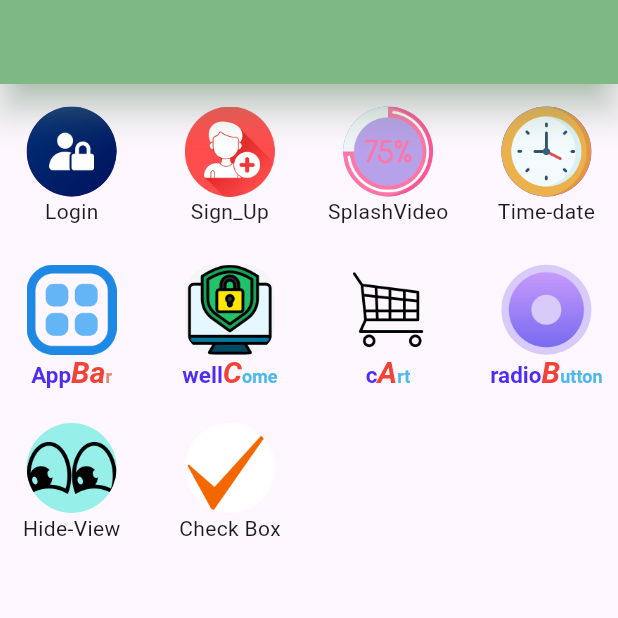
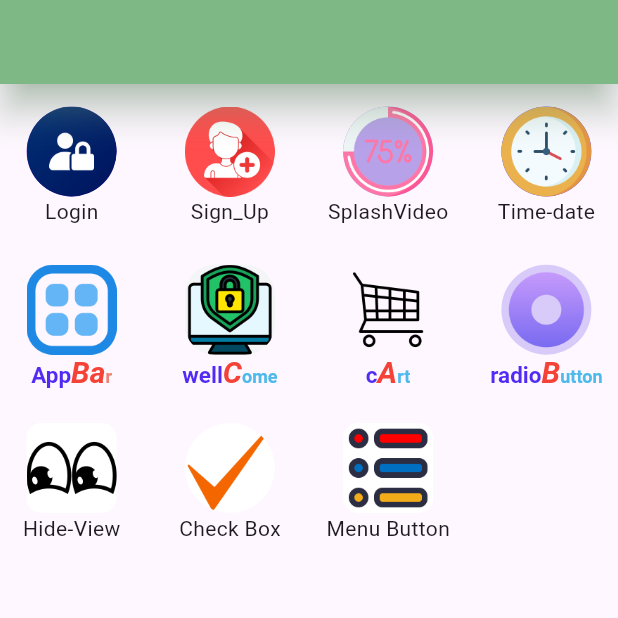
Before and after one commit to ALIRaza726/sketch, a Flutter app: the screen it shows after launch, on a phone screen of 412 x 824 dp, the top half of it. Run offline on Flutter 3.47's test engine with Material 3 defaults, Android fonts, the phone set to English and light mode, and no system bars; our stand-ins replace flutter_screenutil, google_fonts, video_player; missing offline and left inert: bottom_picker.

Commit message:
menu button

```diff
--- a/lib/screen/home_page.dart
+++ b/lib/screen/home_page.dart
@@ -8,6 +8,7 @@ import 'package:sketch/screen/check_box.dart';
 import 'package:sketch/screen/date_time.dart';
 import 'package:sketch/screen/hide_view.dart';
 import 'package:sketch/screen/login.dart';
+import 'package:sketch/screen/menu_buton.dart';
 import 'package:sketch/screen/radio_button.dart';
 import 'package:sketch/screen/sign_up.dart';
 import 'package:sketch/screen/splashSc_progres.dart';
@@ -359,8 +360,8 @@ class _home_pageState extends State<home_page> {
                                fit: BoxFit.cover,
                                image: AssetImage("assets/images/hide_view.png"),
                              ),
-                             color: Color.fromARGB(255, 150, 239, 233),
-                             borderRadius: BorderRadius.circular(30)),
+                             color: Color.fromARGB(255, 255, 255, 255),
+                             borderRadius: BorderRadius.circular(10)),
                        ),
                      ),
                      const Text('Hide-View')
@@ -388,7 +389,29 @@ class _home_pageState extends State<home_page> {
                      ),
                      const Text('Check Box')
                    ]),
+                   Column(children: [
 
+                     GestureDetector(
+                       onTap: () {
+                         Navigator.push(
+                             context,
+                             MaterialPageRoute(
+                                 builder: (context) => const MenuButon()));
+                       },
+                       child: Container(
+                         height: 60,
+                          width: 60,
+                         decoration: BoxDecoration(
+                             image: const DecorationImage(
+                               fit: BoxFit.cover,
+                               image: AssetImage("assets/images/menu_buton.png"),
+                             ),
+                             color: Color.fromARGB(255, 255, 255, 255),
+                             borderRadius: BorderRadius.circular(10)),
+                       ),
+                     ),
+                     const Text('Menu Button')
+                   ]),
                   ],
                 ),
 
--- a/pubspec.yaml
+++ b/pubspec.yaml
@@ -104,6 +104,7 @@ flutter:
       - assets/images/date_time.png
       - assets/images/hide_view.png
       - assets/images/check_box.png
+      - assets/images/menu_buton.png
 
 
   # An image asset can refer to one or more resolution-specific "variants", see
```
Also changed, not shown: lib/screen/menu_buton.dart (added, +62 -0 lines), assets/images/menu_buton.png (added).
